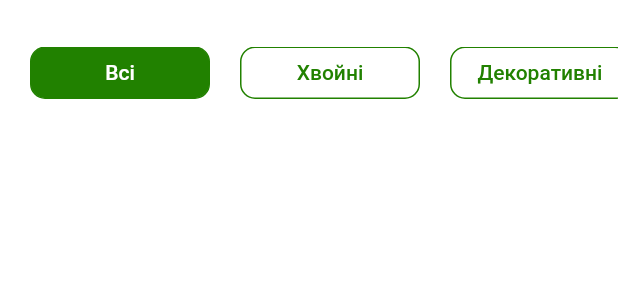
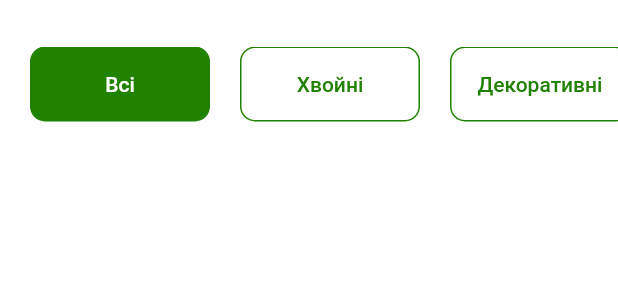
Before and after one commit to koperdasV/plants_store, a Flutter app: the Categories widget shown alone on an empty page, opened directly, on a phone screen of 412 x 824 dp. Shown: the top 300 px of the screen. Run offline on Flutter 3.47's test engine with Material 2 defaults, Android fonts, the light colour scheme and no system bars; our stand-ins replace bloc, cloud_firestore, equatable, firebase_auth, firebase_core, flutter_bloc and 2 more; accounts and stored records are empty.

Commit message:
test commit_2

```diff
--- a/lib/widgets/categories.dart
+++ b/lib/widgets/categories.dart
@@ -20,7 +20,7 @@
     return Padding(
       padding: const EdgeInsets.only(left: 10, top: 31, bottom: 11),
       child: SizedBox(
-        height: 35,
+        height: 50,
         child: ListView.builder(
           scrollDirection: Axis.horizontal,
           shrinkWrap: true,
```
